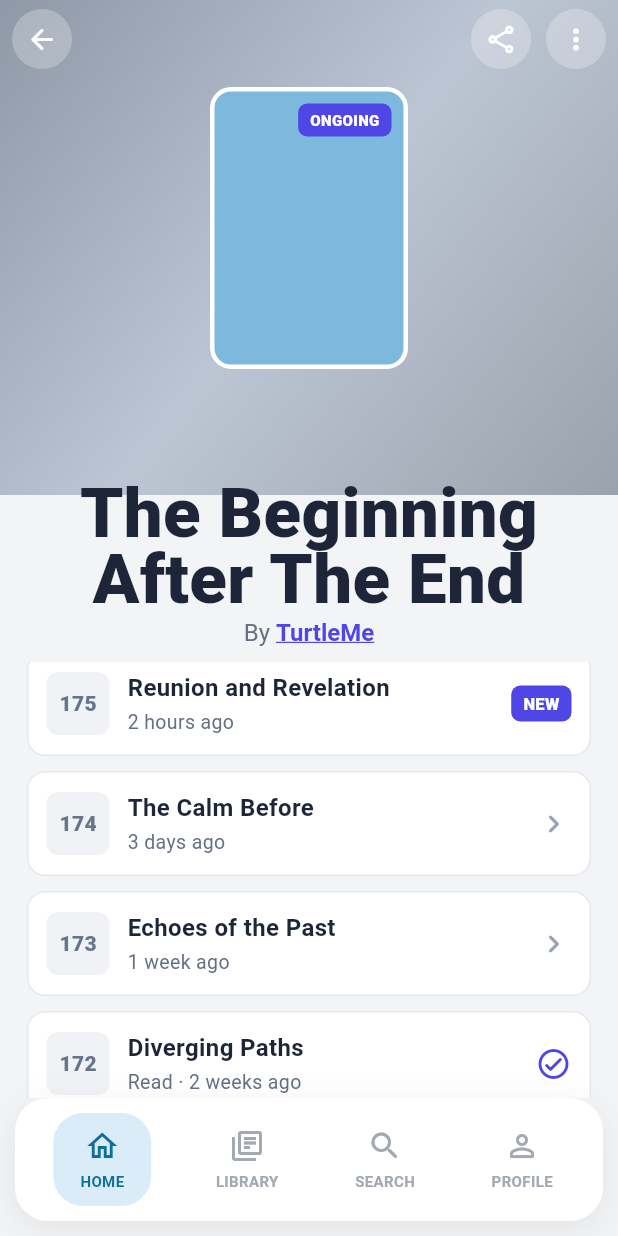
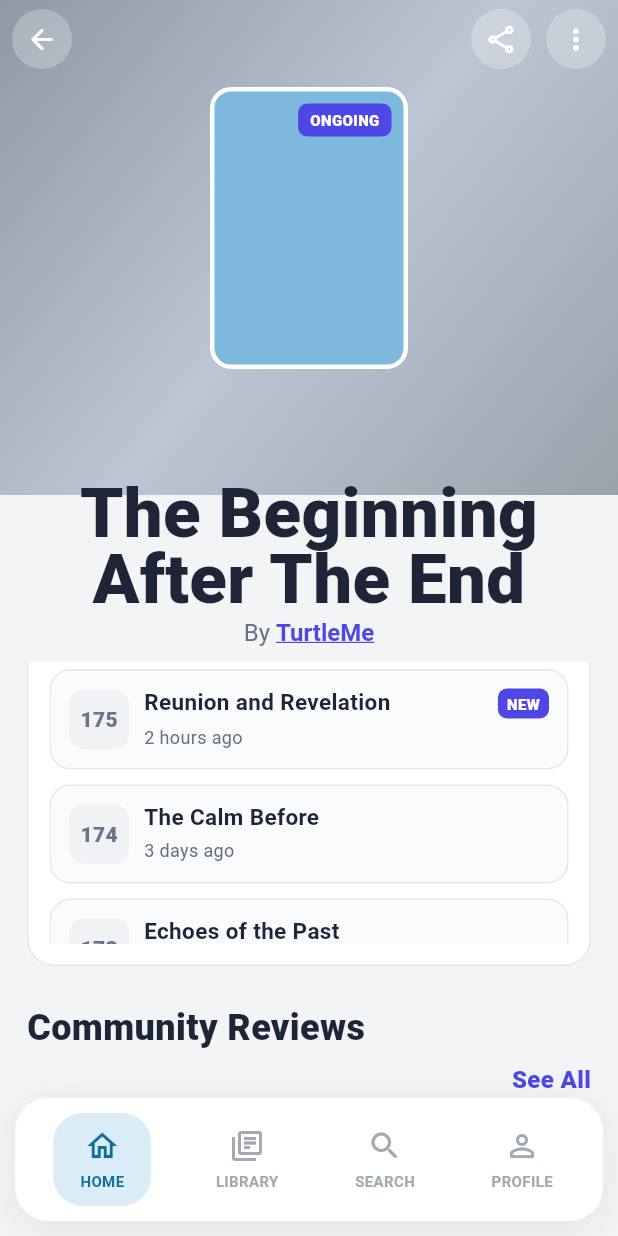
Before and after one commit to quangtu2509/Panellit-reading-app, a Flutter app: the TitleDetailPage screen opened directly with empty values, scrolled down 576 dp, on a phone screen of 412 x 824 dp. Run offline on Flutter 3.47's test engine with Material 3 defaults, Android fonts, the phone set to English and light mode, and no system bars.

Commit message:
Fix detail screen
Co-authored-by: Copilot <copilot@github.com>

```diff
--- a/lib/features/discover/data/models/title_detail_model.dart
+++ b/lib/features/discover/data/models/title_detail_model.dart
@@ -31,6 +31,8 @@ class TitleDetailModel {
     required this.coverColor,
   });
 }
+
+enum ChapterSortOption { newest, oldest }
 
 class ChapterUpdateModel {
   final int chapterNumber;
--- a/lib/features/discover/data/title_detail_mock_data.dart
+++ b/lib/features/discover/data/title_detail_mock_data.dart
@@ -21,6 +21,12 @@ const TitleDetailModel kTitleDetail = TitleDetailModel(
   ],
   chapterUpdates: [
     ChapterUpdateModel(
+      chapterNumber: 176,
+      title: 'After the Rift',
+      timeLabel: '30 minutes ago',
+      isNew: true,
+    ),
+    ChapterUpdateModel(
       chapterNumber: 175,
       title: 'Reunion and Revelation',
       timeLabel: '2 hours ago',
@@ -41,6 +47,11 @@ const TitleDetailModel kTitleDetail = TitleDetailModel(
       title: 'Diverging Paths',
       timeLabel: 'Read · 2 weeks ago',
       isRead: true,
+    ),
+    ChapterUpdateModel(
+      chapterNumber: 171,
+      title: 'A Quiet Resolve',
+      timeLabel: '3 weeks ago',
     ),
   ],
   reviewSummary: ReviewSummaryModel(
--- a/lib/features/discover/presentation/widgets/detail/detail_chapters_section.dart
+++ b/lib/features/discover/presentation/widgets/detail/detail_chapters_section.dart
@@ -3,72 +3,113 @@ import 'package:flutter/material.dart';
 import '../../../data/models/title_detail_model.dart';
 import '../../theme/title_detail_colors.dart';
 
-class DetailChaptersSection extends StatelessWidget {
+class DetailChaptersSection extends StatefulWidget {
   final List<ChapterUpdateModel> chapters;
 
   const DetailChaptersSection({super.key, required this.chapters});
 
   @override
+  State<DetailChaptersSection> createState() => _DetailChaptersSectionState();
+}
+
+class _DetailChaptersSectionState extends State<DetailChaptersSection> {
+  ChapterSortOption _sortOption = ChapterSortOption.newest;
+
+  List<ChapterUpdateModel> get _sortedChapters {
+    final result = List<ChapterUpdateModel>.from(widget.chapters);
+    result.sort((a, b) {
+      switch (_sortOption) {
+        case ChapterSortOption.newest:
+          return b.chapterNumber.compareTo(a.chapterNumber);
+        case ChapterSortOption.oldest:
+          return a.chapterNumber.compareTo(b.chapterNumber);
+      }
+    });
+    return result;
+  }
+
+  @override
   Widget build(BuildContext context) {
+    final chapters = _sortedChapters;
+
     return Column(
       crossAxisAlignment: CrossAxisAlignment.start,
       children: [
-        const Center(
+        Row(
+          children: [
+            const Expanded(
               child: Text(
                 'Chapters',
                 style: TextStyle(
-              color: TitleDetailColors.brand,
-              fontSize: 21,
+                  color: TitleDetailColors.textPrimary,
+                  fontSize: 24,
                   fontWeight: FontWeight.w800,
                 ),
               ),
             ),
-        const SizedBox(height: 8),
-        const Divider(height: 1, color: TitleDetailColors.brand, thickness: 2),
-        const SizedBox(height: 14),
-        Row(
-          children: const [
+            PopupMenuButton<ChapterSortOption>(
+              initialValue: _sortOption,
+              onSelected: (value) {
+                setState(() {
+                  _sortOption = value;
+                });
+              },
+              shape: RoundedRectangleBorder(
+                borderRadius: BorderRadius.circular(16),
+              ),
+              child: Row(
+                children: [
                   Text(
-              'Latest Updates',
-              style: TextStyle(
-                fontSize: 25,
+                    _sortOption == ChapterSortOption.newest
+                        ? 'Newest'
+                        : 'Oldest',
+                    style: const TextStyle(
+                      color: TitleDetailColors.brand,
+                      fontSize: 14,
                       fontWeight: FontWeight.w800,
-                color: TitleDetailColors.textPrimary,
                     ),
                   ),
-            Spacer(),
-            Text(
-              'SORT: NEWEST',
-              style: TextStyle(
-                fontSize: 15,
-                fontWeight: FontWeight.w800,
+                  const SizedBox(width: 4),
+                  const Icon(
+                    Icons.sort_rounded,
+                    size: 18,
                     color: TitleDetailColors.brand,
-              ),
                   ),
                 ],
               ),
-        const SizedBox(height: 12),
-        ...chapters.map((item) {
-          return Padding(
-            padding: const EdgeInsets.only(bottom: 10),
-            child: _ChapterTile(item: item),
+              itemBuilder: (context) {
+                return ChapterSortOption.values.map((option) {
+                  return PopupMenuItem<ChapterSortOption>(
+                    value: option,
+                    child: Text(
+                      option == ChapterSortOption.newest ? 'Newest' : 'Oldest',
+                    ),
                   );
-        }),
-        const SizedBox(height: 4),
+                }).toList();
+              },
+            ),
+          ],
+        ),
+        const SizedBox(height: 10),
         Container(
-          height: 48,
-          alignment: Alignment.center,
+          padding: const EdgeInsets.all(14),
           decoration: BoxDecoration(
-            color: const Color(0xFFEAEAF7),
-            borderRadius: BorderRadius.circular(12),
-            border: Border.all(color: const Color(0xFFD7D9E7)),
+            color: TitleDetailColors.card,
+            borderRadius: BorderRadius.circular(18),
+            border: Border.all(color: TitleDetailColors.divider),
           ),
-          child: const Text(
-            'See All Chapters',
-            style: TextStyle(
-              color: TitleDetailColors.brand,
-              fontSize: 21,
-              fontWeight: FontWeight.w800,
+          child: ConstrainedBox(
+            constraints: const BoxConstraints(maxHeight: 260),
+            child: ListView.separated(
+              shrinkWrap: true,
+              primary: false,
+              scrollDirection: Axis.vertical,
+              padding: EdgeInsets.zero,
+              itemCount: chapters.length,
+              separatorBuilder: (context, index) => const SizedBox(height: 10),
+              itemBuilder: (context, index) {
+                return _ChapterTile(item: chapters[index]);
+              },
             ),
           ),
         ),
@@ -85,21 +126,22 @@ class _ChapterTile extends StatelessWidget {
   @override
   Widget build(BuildContext context) {
     return Container(
+      width: double.infinity,
       padding: const EdgeInsets.all(12),
       decoration: BoxDecoration(
-        color: TitleDetailColors.card,
-        borderRadius: BorderRadius.circular(12),
+        color: const Color(0xFFF9FBFD),
+        borderRadius: BorderRadius.circular(14),
         border: Border.all(color: TitleDetailColors.divider),
       ),
       child: Row(
         children: [
           Container(
-            width: 42,
-            height: 42,
+            width: 40,
+            height: 40,
             alignment: Alignment.center,
             decoration: BoxDecoration(
               color: const Color(0xFFF0F2F6),
-              borderRadius: BorderRadius.circular(8),
+              borderRadius: BorderRadius.circular(10),
             ),
             child: Text(
               '${item.chapterNumber}',
@@ -109,33 +151,34 @@ class _ChapterTile extends StatelessWidget {
               ),
             ),
           ),
-          const SizedBox(width: 12),
+          const SizedBox(width: 10),
           Expanded(
             child: Column(
               crossAxisAlignment: CrossAxisAlignment.start,
+              mainAxisAlignment: MainAxisAlignment.center,
               children: [
-                Text(
+                Row(
+                  children: [
+                    Expanded(
+                      child: Text(
                         item.title,
+                        maxLines: 2,
+                        overflow: TextOverflow.ellipsis,
                         style: const TextStyle(
-                    fontSize: 16,
+                          fontSize: 15,
+                          height: 1.1,
                           fontWeight: FontWeight.w700,
                           color: TitleDetailColors.textPrimary,
                         ),
                       ),
-                const SizedBox(height: 2),
-                Text(
-                  item.timeLabel,
-                  style: const TextStyle(
-                    fontSize: 13,
-                    color: TitleDetailColors.textSecondary,
-                  ),
-                ),
-              ],
-            ),
                     ),
                     if (item.isNew)
                       Container(
-              padding: const EdgeInsets.symmetric(horizontal: 8, vertical: 4),
+                        margin: const EdgeInsets.only(left: 6),
+                        padding: const EdgeInsets.symmetric(
+                          horizontal: 6,
+                          vertical: 3,
+                        ),
                         decoration: BoxDecoration(
                           color: TitleDetailColors.brand,
                           borderRadius: BorderRadius.circular(6),
@@ -145,19 +188,31 @@ class _ChapterTile extends StatelessWidget {
                           style: TextStyle(
                             color: Colors.white,
                             fontWeight: FontWeight.w800,
-                  fontSize: 11,
+                            fontSize: 10,
                           ),
                         ),
                       )
                     else if (item.isRead)
-            const Icon(
+                      const Padding(
+                        padding: EdgeInsets.only(left: 6),
+                        child: Icon(
                           Icons.check_circle_outline_rounded,
                           color: TitleDetailColors.brand,
-            )
-          else
-            const Icon(
-              Icons.chevron_right_rounded,
-              color: TitleDetailColors.muted,
+                          size: 18,
+                        ),
+                      ),
+                  ],
+                ),
+                const SizedBox(height: 4),
+                Text(
+                  item.timeLabel,
+                  style: const TextStyle(
+                    fontSize: 12,
+                    color: TitleDetailColors.textSecondary,
+                  ),
+                ),
+              ],
+            ),
           ),
         ],
       ),
```
Also changed, not shown: lib/features/discover/presentation/widgets/detail/detail_related_section.dart (+13 -9 lines), lib/features/discover/presentation/widgets/detail/detail_reviews_section.dart (+74 -44 lines), lib/features/discover/presentation/widgets/detail/detail_synopsis_section.dart (+66 -10 lines). Lines whose indentation alone changed are shown as unchanged.
